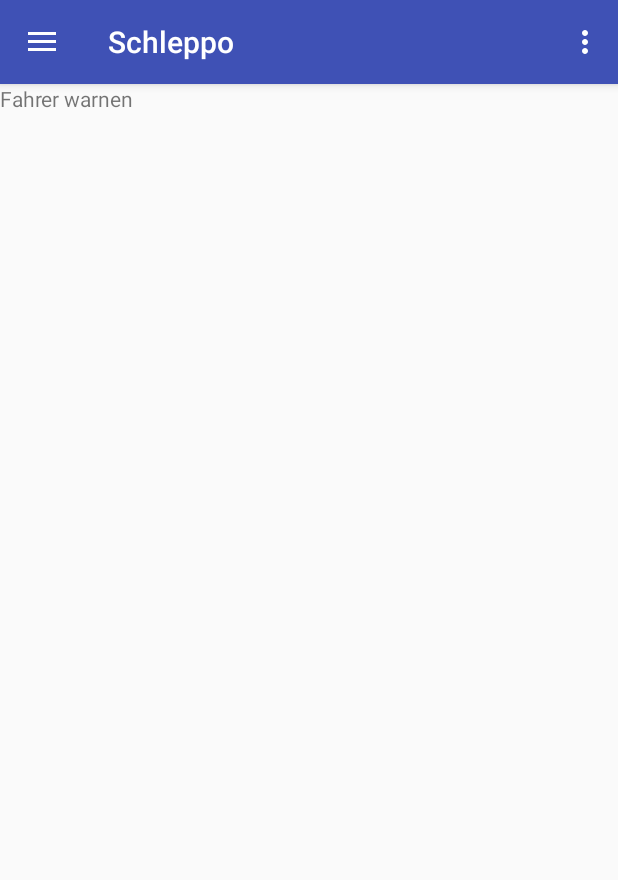
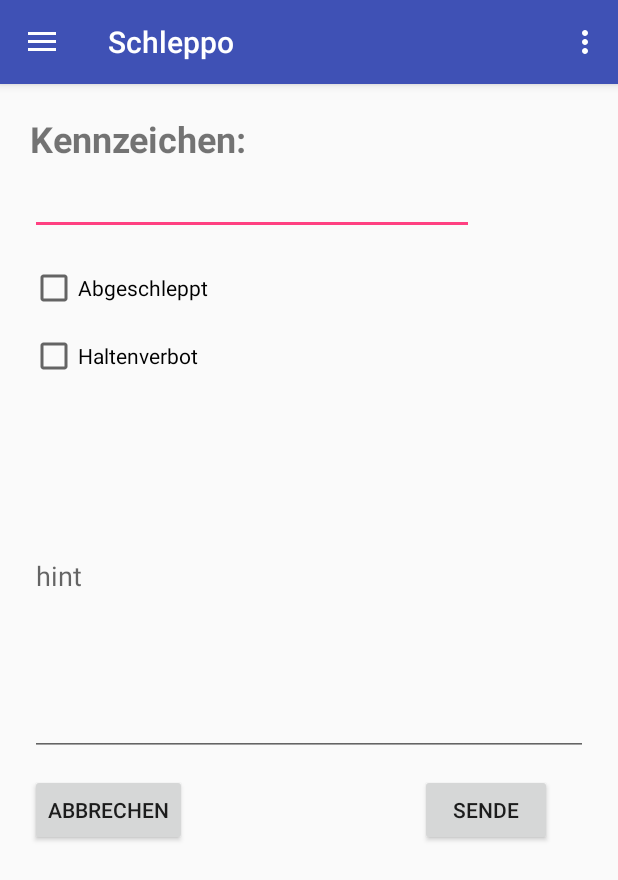
Before and after one commit to SoerenJesseGruen/Schleppo, an Android app: the screen it shows after launch (MainActivity), in the side drawer, after a tap on "Fahrer warnen", on a phone screen of 412 x 824 dp. Shown: the top 880 px of the screen. Run offline under Robolectric (Android 15) with nearby library versions, the light colour scheme and no system bars; libraries missing offline, so code that uses them is left out: com.parse, com.parse.ui; 4 statements that could not run were skipped.

Commit message:
Warn_driver_ayout
die Elementen eingefügt

```diff
--- a/app/src/main/java/moco/schleppo/fragments/WarnDriverFragment.java
+++ b/app/src/main/java/moco/schleppo/fragments/WarnDriverFragment.java
@@ -5,6 +5,8 @@
 import android.view.LayoutInflater;
 import android.view.View;
 import android.view.ViewGroup;
+import android.widget.Button;
+import android.widget.Toast;
 
 import moco.schleppo.R;
 
@@ -16,7 +18,23 @@
     @Override
     public View onCreateView(LayoutInflater inflater, ViewGroup container, Bundle savedInstanceState) {
         View rootView = inflater.inflate(R.layout.fragment_warn_driver, container, false);
+        setClickListener(rootView);
 
         return rootView;
     }
+
+    public void setClickListener(final View rootView){
+
+        final Button bAbbruch = (Button) rootView.findViewById(R.id.msg_warn_driver_abbrechen);
+
+        bAbbruch.setOnClickListener(new View.OnClickListener() {
+            @Override
+            public void onClick(View view) {
+                Toast.makeText(getActivity(), "Nachrichten wurde abgebruchen", Toast.LENGTH_LONG).show();
+
+            }
+        });
+
+
+    }
 }
--- a/app/src/main/res/layout/fragment_warn_driver.xml
+++ b/app/src/main/res/layout/fragment_warn_driver.xml
@@ -1,10 +1,70 @@
 <?xml version="1.0" encoding="utf-8"?>
 <FrameLayout xmlns:android="http://schemas.android.com/apk/res/android"
-    android:layout_width="match_parent" android:layout_height="match_parent">
+             xmlns:tools="http://schemas.android.com/tools" android:layout_width="match_parent" android:layout_height="match_parent">
 
     <TextView
-        android:text="Fahrer warnen"
+        android:text="@string/kennzeichen"
         android:layout_width="wrap_content"
         android:layout_height="wrap_content"
-        android:id="@+id/textViewWarnDriver" />
+        android:layout_marginLeft="20dp"
+        android:layout_marginTop="20dp"
+        android:textStyle="normal|bold"
+        android:textSize="24sp" tools:ignore="RtlHardcoded"
+        android:id="@+id/kennzeichen_Warndriver"/>
+    <EditText
+        android:layout_width="296dp"
+        android:layout_height="wrap_content"
+        android:inputType="textPersonName"
+        android:ems="10"
+        android:layout_marginTop="55dp"
+        android:layout_marginLeft="20dp"
+        android:id="@+id/kennzeichenEingabe"
+        tools:ignore="RtlHardcoded"/>
+    <CheckBox
+        android:text="@string/msg_abgeschleppt"
+        android:layout_width="wrap_content"
+        android:layout_height="wrap_content"
+        android:layout_marginLeft="20dp"
+        android:layout_marginTop="120dp"
+        android:id="@+id/warn_driver_abschleppdienst" tools:ignore="RtlHardcoded"/>
+    <CheckBox
+        android:text="@string/msg_haltenverbot"
+        android:layout_width="wrap_content"
+        android:layout_height="wrap_content"
+        android:layout_marginTop="165dp"
+        android:layout_marginLeft="20dp"
+        android:id="@+id/warn_driver_halteverbot" tools:ignore="RtlHardcoded"/>
+    <android.support.design.widget.TextInputLayout
+        android:layout_width="match_parent"
+        android:layout_height="wrap_content"
+        android:layout_marginTop="200dp">
+
+        <EditText
+            android:layout_width="match_parent"
+            android:layout_height="237dp"
+            android:layout_marginLeft="20dp"
+            android:layout_marginRight="20dp"
+            android:layout_marginTop="200dp"
+            android:hint="@string/msg_eingabe"
+            android:id="@+id/msg_warn_driver"
+            android:textAlignment="textStart"
+            android:inputType="textShortMessage"/>
+    </android.support.design.widget.TextInputLayout>
+    <Button
+        android:text="@string/msg_sende"
+        android:layout_width="wrap_content"
+        android:layout_height="wrap_content"
+        android:layout_marginTop="460dp"
+        android:layout_marginRight="20dp"
+        android:layout_marginLeft="280dp"
+        android:id="@+id/msg_warn_drive_sende" android:textAlignment="center"
+        tools:ignore="RtlHardcoded"/>
+    <Button
+        android:text="@string/msg_abbrechen"
+        android:layout_width="wrap_content"
+        android:layout_height="wrap_content"
+        android:layout_marginTop="460dp"
+        android:layout_marginRight="20dp"
+        android:layout_marginLeft="20dp"
+        android:id="@+id/msg_warn_driver_abbrechen"/>
 </FrameLayout>
--- a/app/src/main/res/values/strings.xml
+++ b/app/src/main/res/values/strings.xml
@@ -30,4 +30,10 @@
     <string name="abbrechen">Abbrechen</string>
     <string name="senden">Senden</string>
     <string name="navigation">Navigation</string>
+    <string name="kennzeichen">Kennzeichen:</string>
+    <string name="msg_abbrechen">Abbrechen</string>
+    <string name="msg_sende">Sende</string>
+    <string name="msg_eingabe">hint</string>
+    <string name="msg_haltenverbot">Haltenverbot</string>
+    <string name="msg_abgeschleppt">Abgeschleppt</string>
 </resources>
```
